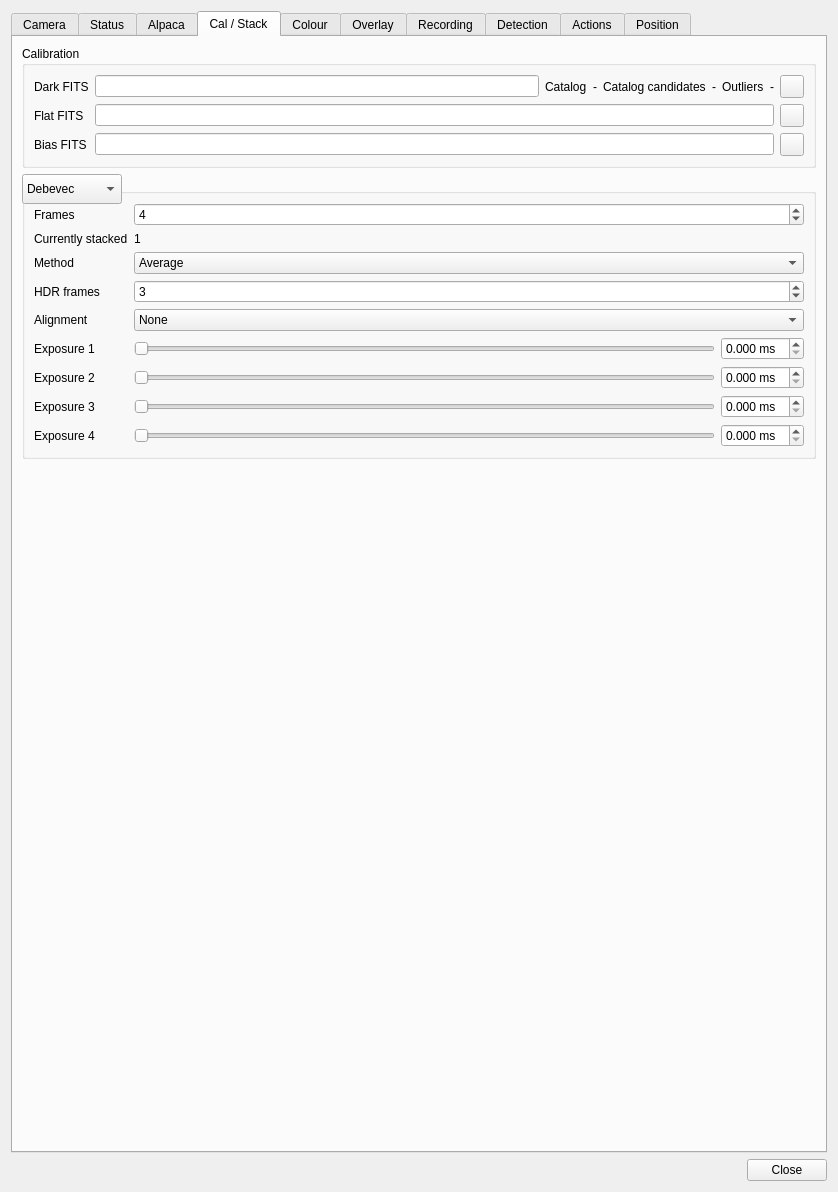
Qt form plugins/feature/camera/camerasettingsdialog.ui (srcejon/sdrangel) before a commit.
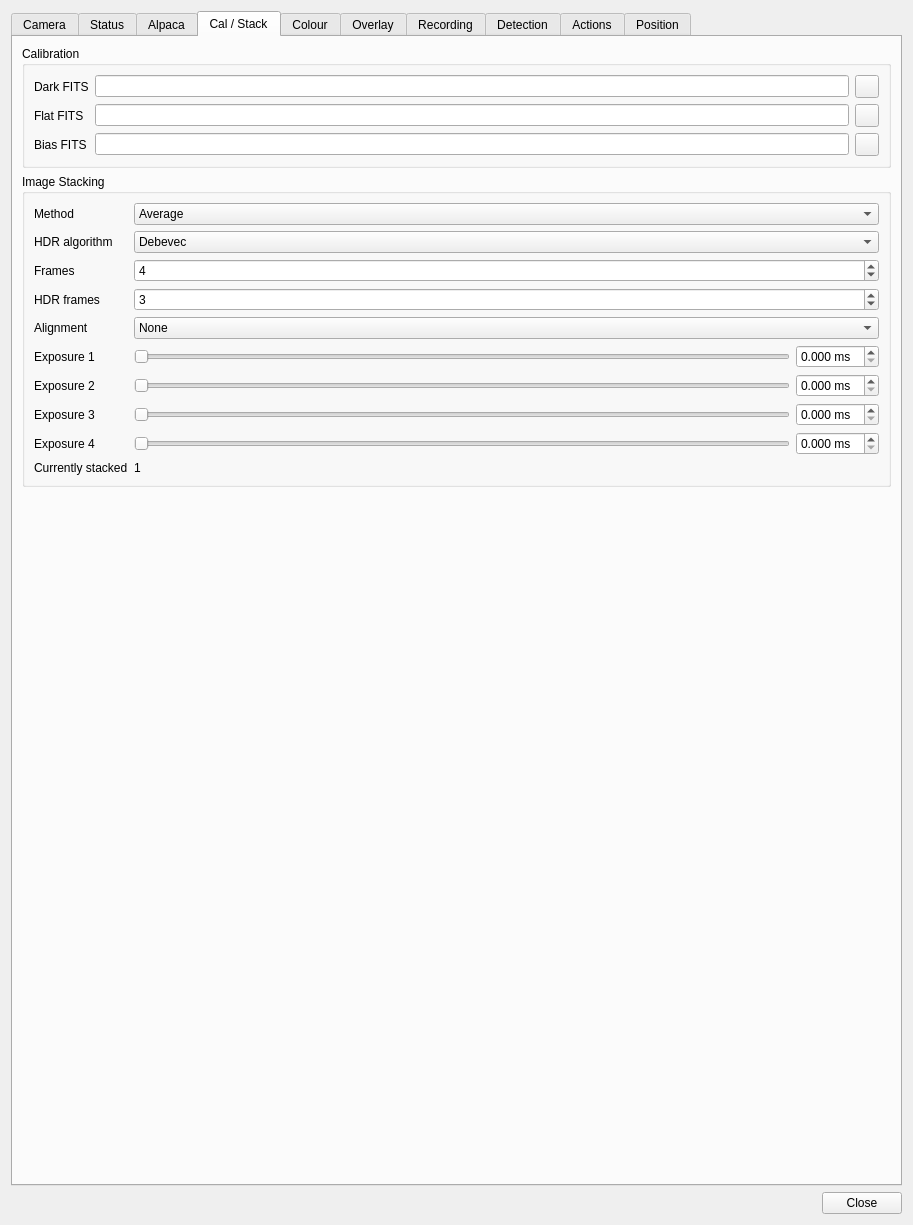
The same form after that commit. The open tabs and pages were chosen to show the change. Icons and pictures are not drawn. Custom widgets are drawn as their Qt base class.

Diff of the .ui file:
```diff
--- a/plugins/feature/camera/camerasettingsdialog.ui
+++ b/plugins/feature/camera/camerasettingsdialog.ui
@@ -6,8 +6,8 @@
    <rect>
     <x>0</x>
     <y>0</y>
-    <width>838</width>
-    <height>1192</height>
+    <width>913</width>
+    <height>1225</height>
    </rect>
   </property>
   <property name="windowTitle">
@@ -1249,48 +1249,6 @@
               </property>
              </widget>
             </item>
-            <item>
-             <widget class="QLabel" name="plateSolveCatalogTextLabel">
-              <property name="text">
-               <string>Catalog</string>
-              </property>
-             </widget>
-            </item>
-            <item>
-             <widget class="QLabel" name="plateSolveCatalogLabel">
-              <property name="text">
-               <string>-</string>
-              </property>
-             </widget>
-            </item>
-            <item>
-             <widget class="QLabel" name="plateSolveCandidatesTextLabel">
-              <property name="text">
-               <string>Catalog candidates</string>
-              </property>
-             </widget>
-            </item>
-            <item>
-             <widget class="QLabel" name="plateSolveCandidatesLabel">
-              <property name="text">
-               <string>-</string>
-              </property>
-             </widget>
-            </item>
-            <item>
-             <widget class="QLabel" name="plateSolveOutliersTextLabel">
-              <property name="text">
-               <string>Outliers</string>
-              </property>
-             </widget>
-            </item>
-            <item>
-             <widget class="QLabel" name="plateSolveOutliersLabel">
-              <property name="text">
-               <string>-</string>
-              </property>
-             </widget>
-            </item>
             <item>
              <widget class="QToolButton" name="stackDarkFileButton">
               <property name="toolTip">
@@ -1381,50 +1339,13 @@
          </property>
          <layout class="QFormLayout" name="formLayout_stacking">
           <item row="0" column="0">
-           <widget class="QLabel" name="stackFrameCountLabel">
-            <property name="text">
-             <string>Frames</string>
-            </property>
-           </widget>
-          </item>
-          <item row="0" column="1">
-           <widget class="QSpinBox" name="stackFrameCountSpin">
-            <property name="toolTip">
-             <string>Number of frames to average together</string>
-            </property>
-            <property name="minimum">
-             <number>1</number>
-            </property>
-            <property name="maximum">
-             <number>256</number>
-            </property>
-            <property name="value">
-             <number>4</number>
-            </property>
-           </widget>
-          </item>
-          <item row="1" column="0">
-           <widget class="QLabel" name="stackCurrentCountLabel">
-            <property name="text">
-             <string>Currently stacked</string>
-            </property>
-           </widget>
-          </item>
-          <item row="1" column="1">
-           <widget class="QLabel" name="stackCurrentCountValue">
-            <property name="text">
-             <string>1</string>
-            </property>
-           </widget>
-          </item>
-          <item row="2" column="0">
            <widget class="QLabel" name="stackMethodLabel">
             <property name="text">
              <string>Method</string>
             </property>
            </widget>
           </item>
-          <item row="2" column="1">
+          <item row="0" column="1">
            <widget class="QComboBox" name="stackMethodCombo">
             <property name="toolTip">
              <string>Stacking method used to combine frames</string>
@@ -1451,34 +1372,14 @@
             </item>
            </widget>
           </item>
-          <item row="3" column="0">
-           <widget class="QLabel" name="stackHdrExposureCountLabel">
-            <property name="text">
-             <string>HDR frames</string>
-            </property>
-           </widget>
-          </item>
-          <item row="3" column="1">
-           <widget class="QSpinBox" name="stackHdrExposureCountSpin">
-            <property name="minimum">
-             <number>2</number>
-            </property>
-            <property name="maximum">
-             <number>4</number>
-            </property>
-            <property name="value">
-             <number>3</number>
-            </property>
-           </widget>
-          </item>
-          <item row="3" column="2">
+          <item row="1" column="0">
            <widget class="QLabel" name="stackHdrAlgorithmLabel">
             <property name="text">
              <string>HDR algorithm</string>
             </property>
            </widget>
           </item>
-          <item row="3" column="3">
+          <item row="1" column="1">
            <widget class="QComboBox" name="stackHdrAlgorithmCombo">
             <property name="toolTip">
              <string>Algorithm used to merge bracketed HDR frames</string>
@@ -1500,6 +1401,49 @@
             </item>
            </widget>
           </item>
+          <item row="2" column="0">
+           <widget class="QLabel" name="stackFrameCountLabel">
+            <property name="text">
+             <string>Frames</string>
+            </property>
+           </widget>
+          </item>
+          <item row="2" column="1">
+           <widget class="QSpinBox" name="stackFrameCountSpin">
+            <property name="toolTip">
+             <string>Number of frames to average together</string>
+            </property>
+            <property name="minimum">
+             <number>1</number>
+            </property>
+            <property name="maximum">
+             <number>256</number>
+            </property>
+            <property name="value">
+             <number>4</number>
+            </property>
+           </widget>
+          </item>
+          <item row="3" column="0">
+           <widget class="QLabel" name="stackHdrExposureCountLabel">
+            <property name="text">
+             <string>HDR frames</string>
+            </property>
+           </widget>
+          </item>
+          <item row="3" column="1">
+           <widget class="QSpinBox" name="stackHdrExposureCountSpin">
+            <property name="minimum">
+             <number>2</number>
+            </property>
+            <property name="maximum">
+             <number>4</number>
+            </property>
+            <property name="value">
+             <number>3</number>
+            </property>
+           </widget>
+          </item>
           <item row="4" column="0">
            <widget class="QLabel" name="stackAlignmentLabel">
             <property name="text">
@@ -1653,6 +1597,20 @@
             </item>
            </layout>
           </item>
+          <item row="9" column="0">
+           <widget class="QLabel" name="stackCurrentCountLabel">
+            <property name="text">
+             <string>Currently stacked</string>
+            </property>
+           </widget>
+          </item>
+          <item row="9" column="1">
+           <widget class="QLabel" name="stackCurrentCountValue">
+            <property name="text">
+             <string>1</string>
+            </property>
+           </widget>
+          </item>
          </layout>
         </widget>
        </item>
```
Left out of the diff: 48 changed lines with no effect on the pictures.
